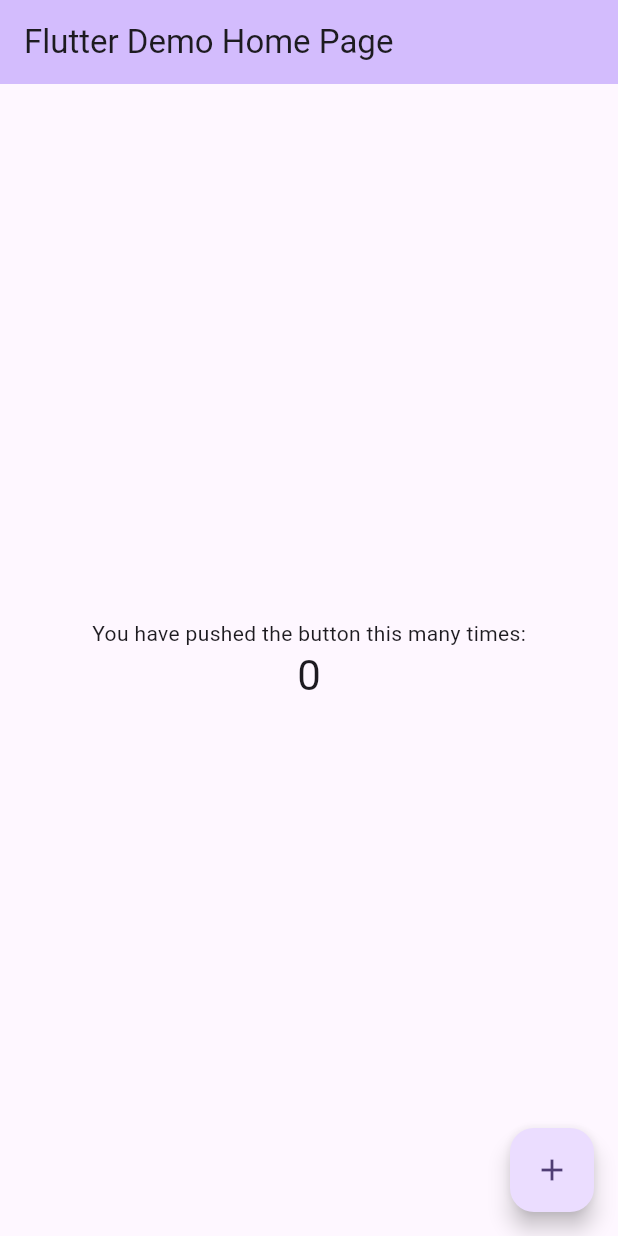
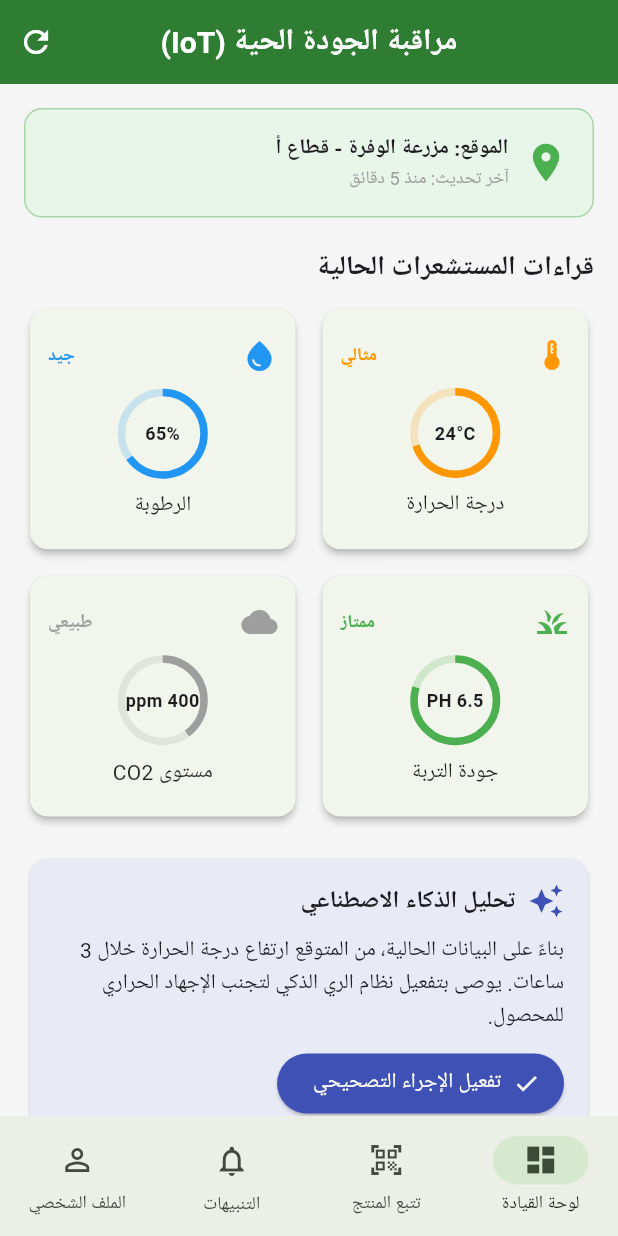
Before and after one commit to could-ai/019aa218-a375-7956-91ce-6dfe22374643, a Flutter app: the screen it shows after launch, on a phone screen of 412 x 824 dp. Run offline on Flutter 3.47's test engine with Material 3 defaults, Android fonts, the phone set to English and light mode, and no system bars; drawn by our look-alikes of percent_indicator; our stand-ins replace google_fonts; Roboto replaces fonts that are missing (Cairo).

Commit message:
إضافة مكتبات دعم اللغة العربية (flutter_localizations)، والخطوط (google_fonts)، والرسوم البيانية (fl_chart, percent_indicator) لعرض بيانات المستشعرات.; تهيئة التطبيق لدعم اللغة العربية (RTL) وتعيين الثيم العام بألوان تعكس الطبيعة الزراعية والتقنية، واستخدام خط Cairo.; إنشاء الهيكل الرئيسي للتطبيق مع شريط تنقل سفلي للتبديل بين الشاشات الرئيسية (لوحة القيادة، التتبع، التنبيهات، الملف الشخصي).; إنشاء شاشة لوحة القيادة لعرض بيانات المستشعرات (IoT) وتحليلات الذكاء الاصطناعي (AI) باستخدام بطاقات ورسوم بيانية دائرية.; إنشاء شاشة التتبع لعرض سجل البلوك تشين (Blockchain) ومراحل المنتج من المزرعة إلى المستهلك.; إنشاء شاشة التنبيهات لعرض الإشعارات الحرجة والتحذيرات الصادرة عن نظام الذكاء الاصطناعي.; إنشاء شاشة الملف الشخصي والإعدادات.

```diff
--- a/usr/lib/main.dart
+++ b/usr/lib/main.dart
@@ -1,4 +1,7 @@
 import 'package:flutter/material.dart';
+import 'package:flutter_localizations/flutter_localizations.dart';
+import 'package:google_fonts/google_fonts.dart';
+import 'screens/main_layout.dart';
 
 void main() {
   runApp(const MyApp());
@@ -7,114 +10,41 @@ void main() {
 class MyApp extends StatelessWidget {
   const MyApp({super.key});
 
-  // This widget is the root of your application.
   @override
   Widget build(BuildContext context) {
     return MaterialApp(
-      title: 'Flutter Demo',
+      title: 'نظام مراقبة الجودة الذكي',
       debugShowCheckedModeBanner: false,
+      // إعدادات اللغة العربية
+      localizationsDelegates: const [
+        GlobalMaterialLocalizations.delegate,
+        GlobalWidgetsLocalizations.delegate,
+        GlobalCupertinoLocalizations.delegate,
+      ],
+      supportedLocales: const [
+        Locale('ar', 'AE'), // اللغة العربية
+      ],
+      locale: const Locale('ar', 'AE'),
       theme: ThemeData(
-        // This is the theme of your application.
-        //
-        // TRY THIS: Try running your application with "flutter run". You'll see
-        // the application has a purple toolbar. Then, without quitting the app,
-        // try changing the seedColor in the colorScheme below to Colors.green
-        // and then invoke "hot reload" (save your changes or press the "hot
-        // reload" button in a Flutter-supported IDE, or press "r" if you used
-        // the command line to start the app).
-        //
-        // Notice that the counter didn't reset back to zero; the application
-        // state is not lost during the reload. To reset the state, use hot
-        // restart instead.
-        //
-        // This works for code too, not just values: Most code changes can be
-        // tested with just a hot reload.
-        colorScheme: ColorScheme.fromSeed(seedColor: Colors.deepPurple),
+        colorScheme: ColorScheme.fromSeed(
+          seedColor: const Color(0xFF2E7D32), // لون أخضر زراعي
+          secondary: const Color(0xFF1565C0), // لون أزرق تقني
+          surface: const Color(0xFFF5F5F5),
+        ),
+        useMaterial3: true,
+        textTheme: GoogleFonts.cairoTextTheme(Theme.of(context).textTheme), // استخدام خط Cairo المناسب للعربية
+        appBarTheme: AppBarTheme(
+          centerTitle: true,
+          backgroundColor: const Color(0xFF2E7D32),
+          foregroundColor: Colors.white,
+          titleTextStyle: GoogleFonts.cairo(
+            fontSize: 20,
+            fontWeight: FontWeight.bold,
+            color: Colors.white,
+          ),
+        ),
       ),
-      home: const MyHomePage(title: 'Flutter Demo Home Page'),
+      home: const MainLayout(),
     );
   }
 }
-
-class MyHomePage extends StatefulWidget {
-  const MyHomePage({super.key, required this.title});
-
-  // This widget is the home page of your application. It is stateful, meaning
-  // that it has a State object (defined below) that contains fields that affect
-  // how it looks.
-
-  // This class is the configuration for the state. It holds the values (in this
-  // case the title) provided by the parent (in this case the App widget) and
-  // used by the build method of the State. Fields in a Widget subclass are
-  // always marked "final".
-
-  final String title;
-
-  @override
-  State<MyHomePage> createState() => _MyHomePageState();
-}
-
-class _MyHomePageState extends State<MyHomePage> {
-  int _counter = 0;
-
-  void _incrementCounter() {
-    setState(() {
-      // This call to setState tells the Flutter framework that something has
-      // changed in this State, which causes it to rerun the build method below
-      // so that the display can reflect the updated values. If we changed
-      // _counter without calling setState(), then the build method would not be
-      // called again, and so nothing would appear to happen.
-      _counter++;
-    });
-  }
-
-  @override
-  Widget build(BuildContext context) {
-    // This method is rerun every time setState is called, for instance as done
-    // by the _incrementCounter method above.
-    //
-    // The Flutter framework has been optimized to make rerunning build methods
-    // fast, so that you can just rebuild anything that needs updating rather
-    // than having to individually change instances of widgets.
-    return Scaffold(
-      appBar: AppBar(
-        // TRY THIS: Try changing the color here to a specific color (to
-        // Colors.amber, perhaps?) and trigger a hot reload to see the AppBar
-        // change color while the other colors stay the same.
-        backgroundColor: Theme.of(context).colorScheme.inversePrimary,
-        // Here we take the value from the MyHomePage object that was created by
-        // the App.build method, and use it to set our appbar title.
-        title: Text(widget.title),
-      ),
-      body: Center(
-        // Center is a layout widget. It takes a single child and positions it
-        // in the middle of the parent.
-        child: Column(
-          // Column is also a layout widget. It takes a list of children and
-          // arranges them vertically. By default, it sizes itself to fit its
-          // children horizontally, and tries to be as tall as its parent.
-          //
-          // Column has various properties to control how it sizes itself and
-          // how it positions its children. Here we use mainAxisAlignment to
-          // center the children vertically; the main axis here is the vertical
-          // axis because Columns are vertical (the cross axis would be
-          // horizontal).
-          //
-          // TRY THIS: Invoke "debug painting" (choose the "Toggle Debug Paint"
-          // action in the IDE, or press "p" in the console), to see the
-          // wireframe for each widget.
-          mainAxisAlignment: MainAxisAlignment.center,
-          children: <Widget>[
-            const Text('You have pushed the button this many times:'),
-            Text('$_counter', style: Theme.of(context).textTheme.headlineMedium),
-          ],
-        ),
-      ),
-      floatingActionButton: FloatingActionButton(
-        onPressed: _incrementCounter,
-        tooltip: 'Increment',
-        child: const Icon(Icons.add),
-      ), // This trailing comma makes auto-formatting nicer for build methods.
-    );
-  }
-}
--- /dev/null
+++ b/usr/lib/screens/dashboard_screen.dart
@@ -0,0 +1,181 @@
+import 'package:flutter/material.dart';
+import 'package:percent_indicator/circular_percent_indicator.dart';
+
+class DashboardScreen extends StatelessWidget {
+  const DashboardScreen({super.key});
+
+  @override
+  Widget build(BuildContext context) {
+    return Scaffold(
+      appBar: AppBar(
+        title: const Text('مراقبة الجودة الحية (IoT)'),
+        actions: [
+          IconButton(
+            icon: const Icon(Icons.refresh),
+            onPressed: () {},
+          ),
+        ],
+      ),
+      body: SingleChildScrollView(
+        padding: const EdgeInsets.all(16.0),
+        child: Column(
+          crossAxisAlignment: CrossAxisAlignment.start,
+          children: [
+            _buildHeaderSection(),
+            const SizedBox(height: 20),
+            const Text(
+              'قراءات المستشعرات الحالية',
+              style: TextStyle(fontSize: 18, fontWeight: FontWeight.bold),
+            ),
+            const SizedBox(height: 10),
+            GridView.count(
+              shrinkWrap: true,
+              physics: const NeverScrollableScrollPhysics(),
+              crossAxisCount: 2,
+              crossAxisSpacing: 10,
+              mainAxisSpacing: 10,
+              childAspectRatio: 1.1,
+              children: [
+                _buildSensorCard(
+                  title: 'درجة الحرارة',
+                  value: '24°C',
+                  icon: Icons.thermostat,
+                  color: Colors.orange,
+                  percent: 0.7,
+                  status: 'مثالي',
+                ),
+                _buildSensorCard(
+                  title: 'الرطوبة',
+                  value: '65%',
+                  icon: Icons.water_drop,
+                  color: Colors.blue,
+                  percent: 0.65,
+                  status: 'جيد',
+                ),
+                _buildSensorCard(
+                  title: 'جودة التربة',
+                  value: 'PH 6.5',
+                  icon: Icons.grass,
+                  color: Colors.green,
+                  percent: 0.8,
+                  status: 'ممتاز',
+                ),
+                _buildSensorCard(
+                  title: 'مستوى CO2',
+                  value: '400 ppm',
+                  icon: Icons.cloud,
+                  color: Colors.grey,
+                  percent: 0.4,
+                  status: 'طبيعي',
+                ),
+              ],
+            ),
+            const SizedBox(height: 20),
+            _buildAIInsightCard(),
+          ],
+        ),
+      ),
+    );
+  }
+
+  Widget _buildHeaderSection() {
+    return Container(
+      padding: const EdgeInsets.all(16),
+      decoration: BoxDecoration(
+        color: Colors.green.shade50,
+        borderRadius: BorderRadius.circular(12),
+        border: Border.all(color: Colors.green.shade200),
+      ),
+      child: Row(
+        children: [
+          const Icon(Icons.location_on, color: Colors.green, size: 30),
+          const SizedBox(width: 10),
+          Column(
+            crossAxisAlignment: CrossAxisAlignment.start,
+            children: const [
+              Text('الموقع: مزرعة الوفرة - قطاع أ', style: TextStyle(fontWeight: FontWeight.bold)),
+              Text('آخر تحديث: منذ 5 دقائق', style: TextStyle(color: Colors.grey, fontSize: 12)),
+            ],
+          ),
+        ],
+      ),
+    );
+  }
+
+  Widget _buildSensorCard({
+    required String title,
+    required String value,
+    required IconData icon,
+    required Color color,
+    required double percent,
+    required String status,
+  }) {
+    return Card(
+      elevation: 2,
+      shape: RoundedRectangleBorder(borderRadius: BorderRadius.circular(12)),
+      child: Padding(
+        padding: const EdgeInsets.all(12.0),
+        child: Column(
+          mainAxisAlignment: MainAxisAlignment.center,
+          children: [
+            Row(
+              mainAxisAlignment: MainAxisAlignment.spaceBetween,
+              children: [
+                Icon(icon, color: color),
+                Text(status, style: TextStyle(color: color, fontWeight: FontWeight.bold, fontSize: 12)),
+              ],
+            ),
+            const SizedBox(height: 10),
+            CircularPercentIndicator(
+              radius: 30.0,
+              lineWidth: 5.0,
+              percent: percent,
+              center: Text(value, style: const TextStyle(fontWeight: FontWeight.bold, fontSize: 12)),
+              progressColor: color,
+              backgroundColor: color.withOpacity(0.2),
+            ),
+            const SizedBox(height: 8),
+            Text(title, style: const TextStyle(fontSize: 14, color: Colors.black87)),
+          ],
+        ),
+      ),
+    );
+  }
+
+  Widget _buildAIInsightCard() {
+    return Card(
+      color: Colors.indigo.shade50,
+      shape: RoundedRectangleBorder(borderRadius: BorderRadius.circular(12)),
+      child: Padding(
+        padding: const EdgeInsets.all(16.0),
+        child: Column(
+          crossAxisAlignment: CrossAxisAlignment.start,
+          children: [
+            Row(
+              children: const [
+                Icon(Icons.auto_awesome, color: Colors.indigo),
+                SizedBox(width: 8),
+                Text('تحليل الذكاء الاصطناعي', style: TextStyle(fontWeight: FontWeight.bold, fontSize: 16)),
+              ],
+            ),
+            const SizedBox(height: 10),
+            const Text(
+              'بناءً على البيانات الحالية، من المتوقع ارتفاع درجة الحرارة خلال 3 ساعات. يوصى بتفعيل نظام الري الذكي لتجنب الإجهاد الحراري للمحصول.',
+              style: TextStyle(fontSize: 14, height: 1.5),
+            ),
+            const SizedBox(height: 10),
+            ElevatedButton.icon(
+              onPressed: () {},
+              icon: const Icon(Icons.check),
+              label: const Text('تفعيل الإجراء التصحيحي'),
+              style: ElevatedButton.styleFrom(
+                backgroundColor: Colors.indigo,
+                foregroundColor: Colors.white,
+              ),
+            )
+          ],
+        ),
+      ),
+    );
+  }
+}
--- /dev/null
+++ b/usr/lib/screens/main_layout.dart
@@ -0,0 +1,62 @@
+import 'package:flutter/material.dart';
+import 'dashboard_screen.dart';
+import 'tracking_screen.dart';
+import 'alerts_screen.dart';
+import 'profile_screen.dart';
+
+class MainLayout extends StatefulWidget {
+  const MainLayout({super.key});
+
+  @override
+  State<MainLayout> createState() => _MainLayoutState();
+}
+
+class _MainLayoutState extends State<MainLayout> {
+  int _selectedIndex = 0;
+
+  final List<Widget> _screens = [
+    const DashboardScreen(),
+    const TrackingScreen(),
+    const AlertsScreen(),
+    const ProfileScreen(),
+  ];
+
+  void _onItemTapped(int index) {
+    setState(() {
+      _selectedIndex = index;
+    });
+  }
+
+  @override
+  Widget build(BuildContext context) {
+    return Scaffold(
+      body: _screens[_selectedIndex],
+      bottomNavigationBar: NavigationBar(
+        selectedIndex: _selectedIndex,
+        onDestinationSelected: _onItemTapped,
+        destinations: const [
+          NavigationDestination(
+            icon: Icon(Icons.dashboard_outlined),
+            selectedIcon: Icon(Icons.dashboard),
+            label: 'لوحة القيادة',
+          ),
+          NavigationDestination(
+            icon: Icon(Icons.qr_code_scanner),
+            selectedIcon: Icon(Icons.qr_code_2),
+            label: 'تتبع المنتج',
+          ),
+          NavigationDestination(
+            icon: Icon(Icons.notifications_outlined),
+            selectedIcon: Icon(Icons.notifications),
+            label: 'التنبيهات',
+          ),
+          NavigationDestination(
+            icon: Icon(Icons.person_outline),
+            selectedIcon: Icon(Icons.person),
+            label: 'الملف الشخصي',
+          ),
+        ],
+      ),
+    );
+  }
+}
```
Also changed, not shown: usr/lib/screens/alerts_screen.dart (added, +89 -0 lines), usr/lib/screens/profile_screen.dart (added, +61 -0 lines), usr/lib/screens/tracking_screen.dart (added, +139 -0 lines), usr/pubspec.yaml (+7 -70 lines).
